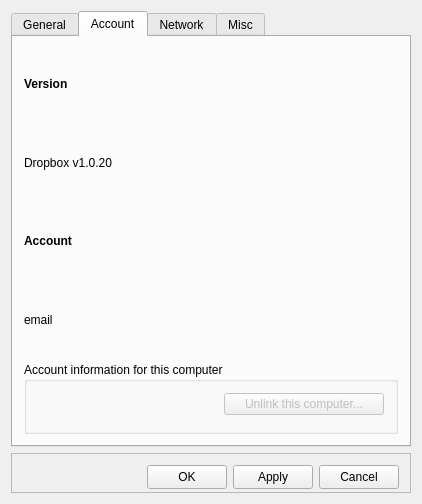
Old version of the form mainwindow.ui in the repository gtgt/kfilebox.
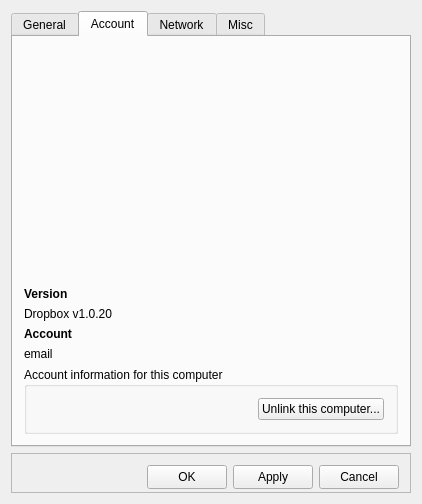
New version of the form. The open tabs and pages were chosen to show the change. Icons and pictures are not drawn.

What changed in the file:
```diff
--- a/mainwindow.ui
+++ b/mainwindow.ui
@@ -149,6 +149,19 @@
         <string>Account</string>
        </attribute>
        <layout class="QVBoxLayout" name="verticalLayout_5">
+        <item>
+         <spacer name="verticalSpacer">
+          <property name="orientation">
+           <enum>Qt::Vertical</enum>
+          </property>
+          <property name="sizeHint" stdset="0">
+           <size>
+            <width>20</width>
+            <height>40</height>
+           </size>
+          </property>
+         </spacer>
+        </item>
         <item>
          <widget class="QLabel" name="titleVersion">
           <property name="font">
@@ -194,8 +207,8 @@
           <property name="title">
            <string>Account information for this computer</string>
           </property>
-          <layout class="QFormLayout" name="formLayout">
-           <item row="0" column="0">
+          <layout class="QHBoxLayout" name="horizontalLayout_3">
+           <item>
             <spacer name="horizontalSpacer_2">
              <property name="orientation">
               <enum>Qt::Horizontal</enum>
@@ -208,19 +221,11 @@
              </property>
             </spacer>
            </item>
-           <item row="0" column="1">
-            <widget class="QSplitter" name="splitter">
-             <property name="orientation">
-              <enum>Qt::Horizontal</enum>
+           <item>
+            <widget class="QPushButton" name="unlinkComputer">
+             <property name="text">
+              <string>Unlink this computer...</string>
              </property>
-             <widget class="QPushButton" name="pushButton">
-              <property name="enabled">
-               <bool>false</bool>
-              </property>
-              <property name="text">
-               <string>Unlink this computer...</string>
-              </property>
-             </widget>
             </widget>
            </item>
           </layout>
```
Left out of the diff: 49 changed lines with no effect on the pictures.
